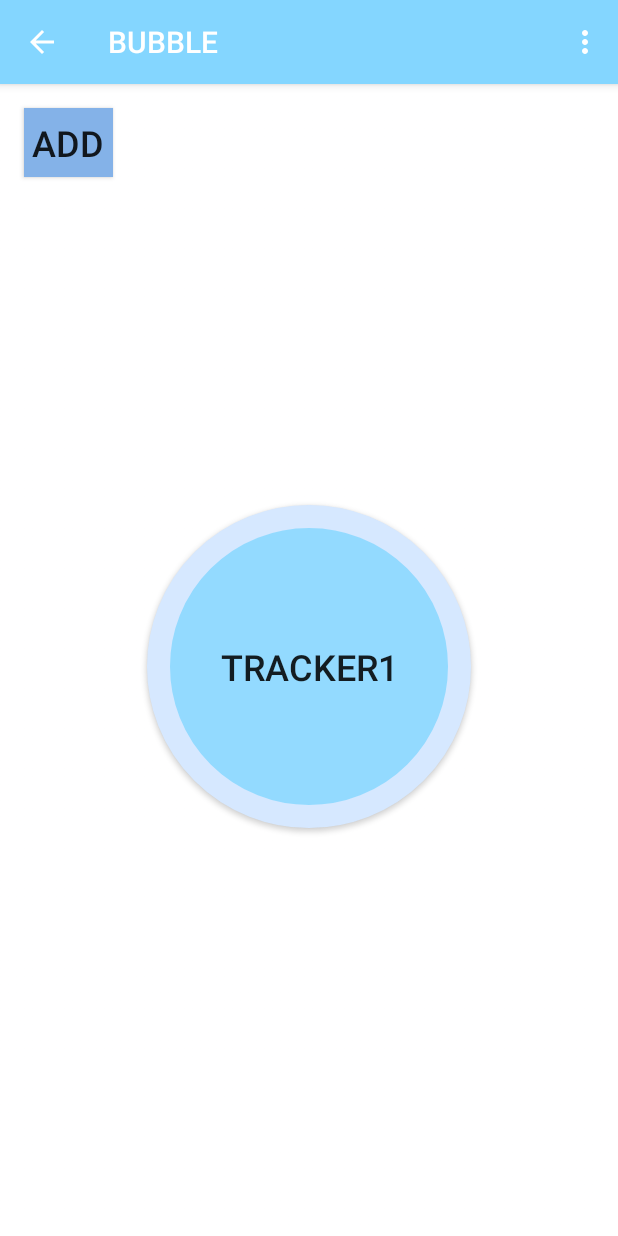
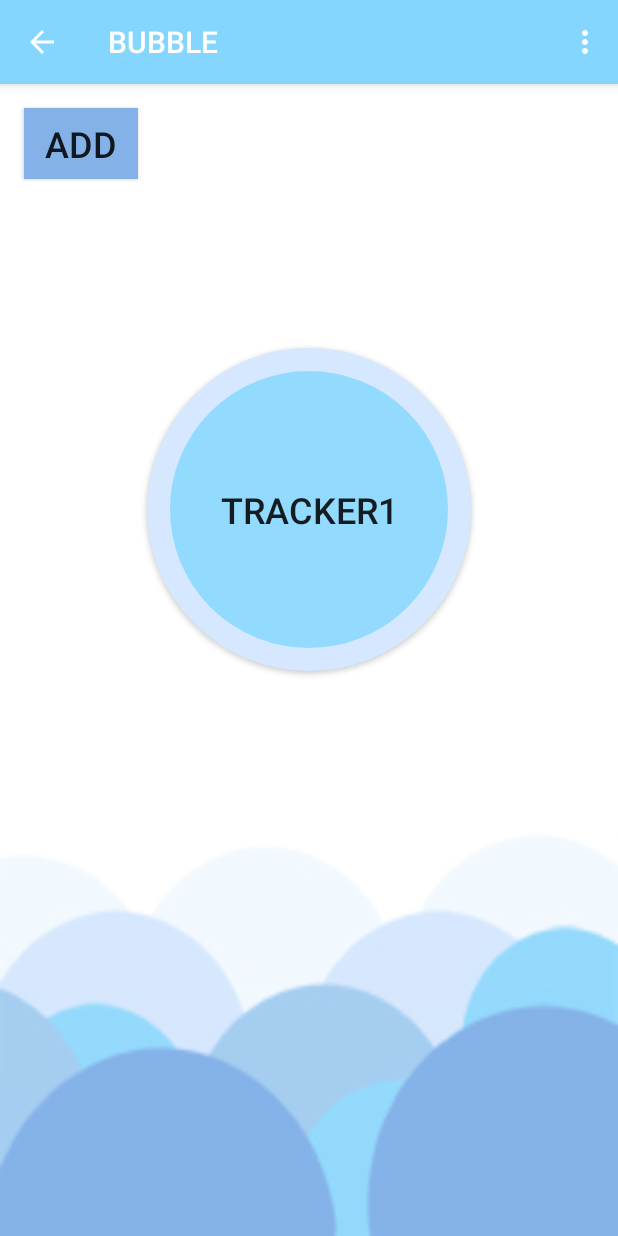
Before and after one commit to dianaleeg/BUBBLE, an Android app: the screen it shows after launch (MainActivity), on a phone screen of 412 x 824 dp. Run offline under Robolectric (Android 15) with nearby library versions, the phone set to English and light mode, and no system bars.

Commit message:
Background Image
Background images and text color changes on all pages

```diff
--- a/app/src/main/res/layout/activity_main.xml
+++ b/app/src/main/res/layout/activity_main.xml
@@ -7,15 +7,15 @@
     tools:context="com.example.administrator.bubbleproject.MainActivity"
     tools:layout_editor_absoluteY="81dp"
     tools:layout_editor_absoluteX="0dp"
-    android:background="@drawable/background_image"
+    android:background="@drawable/background_image_small"
     >
 
 
 
     <Button
         android:id="@+id/button2"
-        android:layout_width="59dp"
-        android:layout_height="46dp"
+        android:layout_width="76dp"
+        android:layout_height="47dp"
         android:layout_marginLeft="16dp"
         android:layout_marginStart="16dp"
         android:layout_marginTop="16dp"
@@ -39,6 +39,7 @@
         app:layout_constraintLeft_toLeftOf="parent"
         app:layout_constraintRight_toRightOf="parent"
         app:layout_constraintTop_toTopOf="parent"
-        tools:text="Tracker 1" />
+        tools:text="Tracker 1"
+        app:layout_constraintVertical_bias="0.309" />
 
 </android.support.constraint.ConstraintLayout>
--- a/app/src/main/res/layout/activity_setup.xml
+++ b/app/src/main/res/layout/activity_setup.xml
@@ -4,7 +4,9 @@
     xmlns:tools="http://schemas.android.com/tools"
     android:layout_width="match_parent"
     android:layout_height="match_parent"
-    tools:context="com.example.administrator.bubbleproject.setupActivity">
+    tools:context="com.example.administrator.bubbleproject.setupActivity"
+    android:background="@drawable/white_background"
+    >
 
     <TextView
         android:id="@+id/textView4"
@@ -15,6 +17,7 @@
         android:layout_marginTop="16dp"
         android:text="Setup"
         android:textSize="22sp"
+        android:textColor="#000000"
         app:layout_constraintLeft_toLeftOf="parent"
         app:layout_constraintRight_toRightOf="parent"
         app:layout_constraintTop_toTopOf="parent"
--- a/app/src/main/res/layout/activity_tracker1_page.xml
+++ b/app/src/main/res/layout/activity_tracker1_page.xml
@@ -4,7 +4,9 @@
     xmlns:tools="http://schemas.android.com/tools"
     android:layout_width="match_parent"
     android:layout_height="match_parent"
-    tools:context="com.example.administrator.bubbleproject.tracker1PageActivity">
+    tools:context="com.example.administrator.bubbleproject.tracker1PageActivity"
+    android:background="@drawable/white_background"
+    >
 
     <EditText
         android:id="@+id/editText"
```
Also changed, not shown: app/src/main/res/layout/activity_settings.xml (+6 -3 lines), app/src/main/res/drawable/background_image.jpg, app/src/main/res/drawable/background_image_small.jpg (added), app/src/main/res/drawable/white_background.jpg (added).
